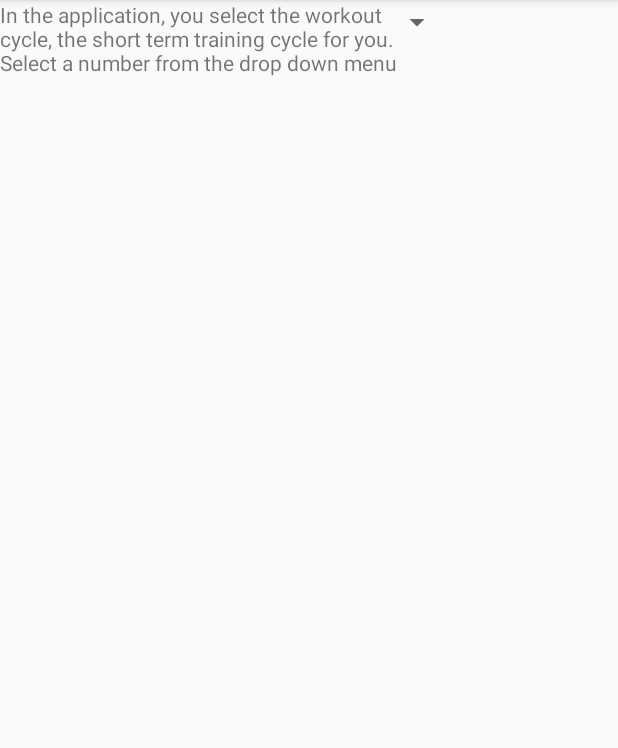
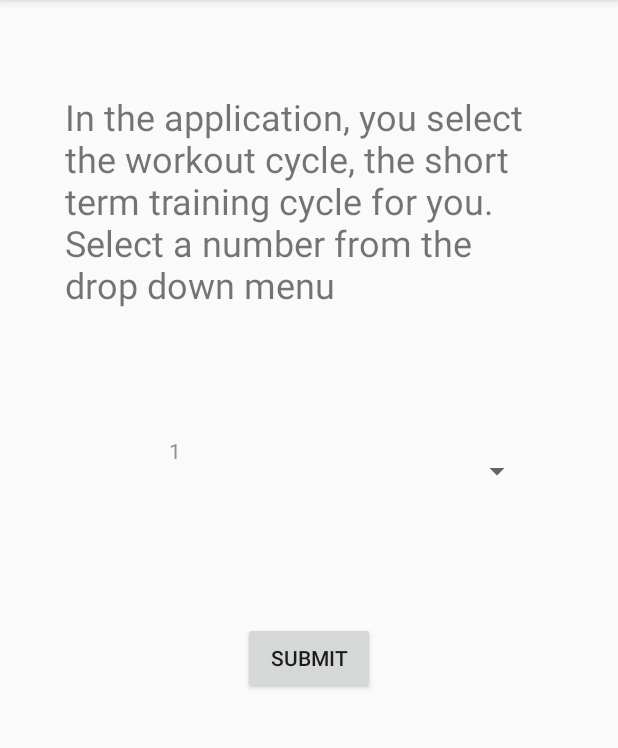
Before and after one commit to kangwill/MuscleBoy, an Android app: the screen it shows after launch (Setting), after a tap on an icon or button, on a phone screen of 412 x 824 dp, the part 84-832 px from its top. Run offline under Robolectric (Android 15) with nearby library versions, the phone set to English and light mode, and no system bars; 1 statement that could not run was skipped.

Commit message:
added major changes, Kalpan

```diff
--- a/app/src/main/java/com/example/willipai/muscleboy/MainActivity.java
+++ b/app/src/main/java/com/example/willipai/muscleboy/MainActivity.java
@@ -2,6 +2,7 @@ package com.example.willipai.muscleboy;
 
 import android.app.Activity;
 import android.content.Intent;
+import android.content.res.Resources;
 import android.os.Bundle;
 import android.view.View;
 import android.view.Window;
@@ -9,6 +10,9 @@ import android.widget.Button;
 import android.widget.ImageButton;
 
 import java.io.IOException;
+import java.io.InputStream;
+import java.io.ObjectInputStream;
+import java.util.Date;
 import java.util.Scanner;
 import java.util.ArrayList;
 
@@ -21,30 +25,31 @@ public class MainActivity extends Activity {
     public Button questionButton;
     public ImageButton settingsButton;
     String nameExcercise;
-    String wordStr;
     String[] muscleGroupData;
     String temp;
     ArrayList<Excercise> excercisesList;
+    /*Next data item used elsewhere*/
+    static int userCount;
+    Date startingDay;
+    Date today;
     public void init()
     {
         excercisesList = new ArrayList<Excercise>();
         Scanner s;
+        /*possibly safer initialization*/
+        s = null;
         try
         {
             s = new Scanner(getResources().openRawResource(R.raw.rawexcerciseinput));
-            if(s==null)
-            {
-                throw new IOException("File not opened");
-            }
         }
-        catch(IOException ioExceptionE)
+        catch(Resources.NotFoundException e)
         {
-            System.exit(-1);
-            return;
+            //
         }
 
 
-        bodyBut = (ImageButton)findViewById(R.id.imageButton3);
+        bodyBut = findViewById(R.id.imageButton3);
+
         bodyBut.setOnClickListener(new View.OnClickListener() {
             @Override
             public void onClick(View v) {
@@ -88,7 +93,7 @@ public class MainActivity extends Activity {
             if(temp != null)
             {
                 muscleGroupData = temp.split(" ");
-                if(muscleGroupData != null && muscleGroupData.length != 0)
+                if(muscleGroupData.length != 0)
                 {
                     excercisesList.add(new Excercise(nameExcercise, muscleGroupData));
                 }
@@ -99,6 +104,31 @@ public class MainActivity extends Activity {
     @Override
 
     protected void onCreate(Bundle savedInstanceState) {
+        today = new Date();
+        InputStream ins;
+        ObjectInputStream ois;
+        try
+            {
+                ins = getResources().openRawResource(R.raw.profilingdata);
+                ois = new ObjectInputStream(ins);
+                startingDay = (Date) ois.readObject();
+                userCount = ois.readInt();
+            }
+        catch(Resources.NotFoundException e)
+        {
+            /*setting startingToday as today*/
+            startingDay = today;
+        }
+        catch(IOException e)
+        {
+            startingDay = today;
+            userCount = 0;
+        }
+
+        catch(ClassNotFoundException e)
+        {startingDay = today;
+        userCount = 0;
+        }
         super.onCreate(savedInstanceState);
         requestWindowFeature(Window.FEATURE_NO_TITLE);
         setContentView(R.layout.activity_main);
--- a/app/src/main/java/com/example/willipai/muscleboy/Setting.java
+++ b/app/src/main/java/com/example/willipai/muscleboy/Setting.java
@@ -1,19 +1,52 @@
 package com.example.willipai.muscleboy;
 
+import android.content.Intent;
 import android.support.v7.app.AppCompatActivity;
 import android.os.Bundle;
+import android.view.View;
+import android.widget.AdapterView;
+import android.widget.ArrayAdapter;
+import android.widget.Button;
 import android.widget.Spinner;
 
-public class Setting extends AppCompatActivity {
 
+public class Setting extends AppCompatActivity implements AdapterView.OnItemSelectedListener{
+    Spinner spinner;
     @Override
     protected void onCreate(Bundle savedInstanceState) {
         super.onCreate(savedInstanceState);
+        Button submitButton;
         setContentView(R.layout.activity_setting);
-        gotoFunction();
+        spinner = (Spinner)findViewById(R.id.spinner);
+        ArrayAdapter<Integer> arrayAdapter = new ArrayAdapter<Integer>(getApplicationContext(), R.layout.adapater_aid_kalpan, R.id.textView4);
+        arrayAdapter.addAll(1, 2, 3, 4, 5, 6, 7, 8, 9, 10, 11, 12, 13, 14, 15, 16, 17, 18, 19, 20, 21, 22, 23, 24, 25);
+        spinner.setAdapter(arrayAdapter);
+        submitButton = (Button) findViewById(R.id.submitButton1);
+        submitButton.setOnClickListener(new View.OnClickListener() {
+            @Override
+            public void onClick(View view) {
+                Object o = spinner.getSelectedItem();
+                if(o != null)
+                {
+                    Integer n = (Integer) o;
+                    MainActivity.userCount = n;
+                    Intent goToMenu = new Intent(Setting.this, MainActivity.class);
+                    startActivity(goToMenu);
+                }
+
+            }
+        });
     }
-    public void gotoFunction()
-    {
-        //Spinner spinner
-    }
+
+
+    public void onItemSelected(AdapterView parent, View view, int position, long id)
+        {
+
+        }
+        public void onNothingSelected(AdapterView parent)
+        {
+
+        }
+
+
 }
--- a/app/src/main/res/layout/activity_setting.xml
+++ b/app/src/main/res/layout/activity_setting.xml
@@ -8,17 +8,47 @@
 
     <TextView
         android:id="@+id/textView2"
-        android:layout_width="288dp"
-        android:layout_height="61dp"
-        android:text="In the application, you select the workout cycle, the short term training cycle for you. Select a number from the drop down menu"
+        android:layout_width="324dp"
+        android:layout_height="149dp"
+        android:layout_marginBottom="9dp"
+        android:layout_marginEnd="19dp"
+        android:layout_marginStart="17dp"
+        android:text="@string/information"
+        android:textSize="24sp"
         android:visibility="visible"
-        tools:layout_editor_absoluteX="35dp"
-        tools:layout_editor_absoluteY="30dp" />
+        app:layout_constraintBottom_toTopOf="@+id/spinner"
+        app:layout_constraintEnd_toEndOf="parent"
+        app:layout_constraintStart_toStartOf="parent"
+        app:layout_constraintTop_toTopOf="parent" />
 
     <Spinner
         android:id="@+id/spinner"
-        android:layout_width="302dp"
-        android:layout_height="30dp"
-        tools:layout_editor_absoluteX="24dp"
-        tools:layout_editor_absoluteY="109dp" />
+
+        android:layout_width="313dp"
+        android:layout_height="47dp"
+        android:layout_marginBottom="8dp"
+        android:layout_marginEnd="31dp"
+        android:layout_marginStart="16dp"
+        android:layout_marginTop="9dp"
+        app:layout_constraintBottom_toTopOf="@+id/submitButton1"
+        app:layout_constraintEnd_toEndOf="parent"
+        app:layout_constraintStart_toStartOf="parent"
+        app:layout_constraintTop_toBottomOf="@+id/textView2" />
+
+    <Button
+        android:id="@+id/submitButton1"
+        android:layout_width="wrap_content"
+        android:layout_height="wrap_content"
+        android:layout_marginBottom="244dp"
+        android:layout_marginEnd="136dp"
+        android:layout_marginStart="136dp"
+        android:layout_marginTop="8dp"
+        android:text="Submit"
+        app:layout_constraintBottom_toBottomOf="parent"
+        app:layout_constraintEnd_toEndOf="parent"
+        app:layout_constraintStart_toStartOf="parent"
+        app:layout_constraintTop_toBottomOf="@+id/spinner" />
+
+
+
 </android.support.constraint.ConstraintLayout>
--- /dev/null
+++ b/app/src/main/res/layout/adapater_aid_kalpan.xml
@@ -0,0 +1,22 @@
+<?xml version="1.0" encoding="utf-8"?>
+<LinearLayout xmlns:android="http://schemas.android.com/apk/res/android"
+    android:layout_width="match_parent"
+    android:layout_height="match_parent">
+
+    <FrameLayout
+        android:layout_width="match_parent"
+        android:layout_height="match_parent"
+        android:layout_weight="1">
+
+        <TextView
+            android:id="@+id/textView4"
+            android:layout_width="150dp"
+            android:layout_height="wrap_content"
+            android:layout_weight="1"
+            android:text="TextView"
+            android:textAlignment="center"
+            android:textSize="14sp"
+            android:visibility="visible" />
+    </FrameLayout>
+
+</LinearLayout>
--- a/app/src/main/res/values/strings.xml
+++ b/app/src/main/res/values/strings.xml
@@ -1,3 +1,6 @@
 <resources>
     <string name="app_name">MuscleBoy</string>
+    <string name="information">In the application, you select the workout cycle, the short term training cycle for you. Select a number from the drop down menu</string>
+
+
 </resources>
```
Also changed, not shown: 2 other files.
